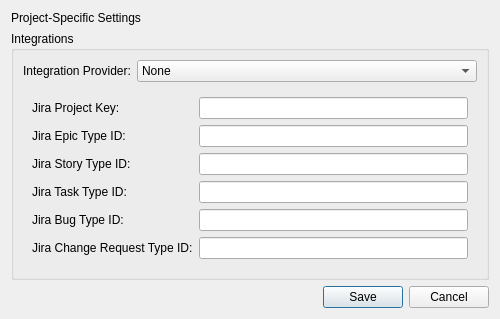
mariolewis/asdf_factory, file gui/project_settings_dialog.ui: the form before one commit.
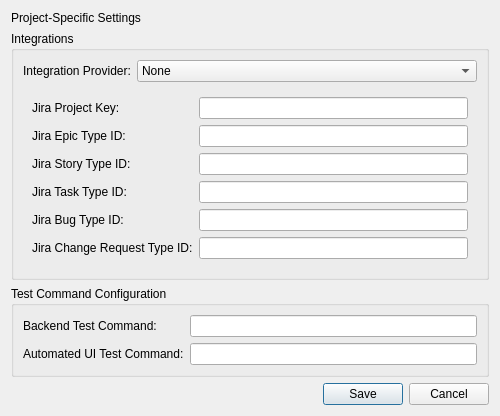
The form after the commit.

Diff of the .ui file:
```diff
--- a/gui/project_settings_dialog.ui
+++ b/gui/project_settings_dialog.ui
@@ -148,6 +148,35 @@
      </layout>
     </widget>
    </item>
+   <item>
+    <widget class="QGroupBox" name="testCommandsGroupBox">
+    <property name="title">
+    <string>Test Command Configuration</string>
+    </property>
+    <layout class="QFormLayout" name="formLayout_3">
+    <item row="0" column="0">
+        <widget class="QLabel" name="backendTestCommandLabel">
+        <property name="text">
+        <string>Backend Test Command:</string>
+        </property>
+        </widget>
+    </item>
+    <item row="0" column="1">
+        <widget class="QLineEdit" name="backendTestCommandLineEdit"/>
+    </item>
+    <item row="1" column="0">
+        <widget class="QLabel" name="uiTestCommandLabel">
+        <property name="text">
+        <string>Automated UI Test Command:</string>
+        </property>
+        </widget>
+    </item>
+    <item row="1" column="1">
+        <widget class="QLineEdit" name="uiTestCommandLineEdit"/>
+    </item>
+    </layout>
+    </widget>
+    </item>
    <item>
     <spacer name="verticalSpacer">
      <property name="orientation">
```
